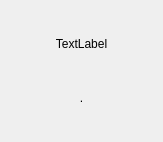
First picture: the form in localStationCS/formtemperature.ui, repository Gnoumy/RaspMeteo, before the edit.
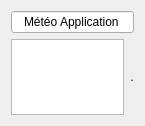
Second picture: the form after the edit.

Patch:
```diff
--- a/localStationCS/formtemperature.ui
+++ b/localStationCS/formtemperature.ui
@@ -6,8 +6,8 @@
    <rect>
     <x>0</x>
     <y>0</y>
-    <width>163</width>
-    <height>142</height>
+    <width>145</width>
+    <height>126</height>
    </rect>
   </property>
   <property name="windowTitle">
@@ -19,19 +19,9 @@
   <property name="styleSheet">
    <string notr="true"/>
   </property>
-  <layout class="QGridLayout" name="gridLayout_3">
-   <item row="0" column="0">
-    <widget class="QStackedWidget" name="stackedWidget">
-     <property name="currentIndex">
-      <number>1</number>
-     </property>
-     <widget class="QWidget" name="page">
       <layout class="QGridLayout" name="gridLayout">
        <item row="0" column="0">
         <layout class="QVBoxLayout" name="verticalLayout">
-         <property name="sizeConstraint">
-          <enum>QLayout::SetMaximumSize</enum>
-         </property>
          <item>
           <widget class="QLineEdit" name="lineEdit_header">
            <property name="text">
@@ -43,6 +33,8 @@
           </widget>
          </item>
          <item>
+      <layout class="QHBoxLayout" name="horizontalLayout">
+       <item>
           <widget class="QTableWidget" name="tableWidget_temp">
            <property name="layoutDirection">
             <enum>Qt::LeftToRight</enum>
@@ -52,29 +44,8 @@
            </property>
           </widget>
          </item>
-        </layout>
-       </item>
-      </layout>
-     </widget>
-     <widget class="QWidget" name="page_2">
-      <layout class="QGridLayout" name="gridLayout_2">
-       <item row="0" column="0">
-        <layout class="QVBoxLayout" name="verticalLayout_2">
          <item>
-          <widget class="QLabel" name="label">
-           <property name="layoutDirection">
-            <enum>Qt::LeftToRight</enum>
-           </property>
-           <property name="text">
-            <string>TextLabel</string>
-           </property>
-           <property name="alignment">
-            <set>Qt::AlignCenter</set>
-           </property>
-          </widget>
-         </item>
-         <item>
-          <widget class="QLabel" name="label_paint">
+        <widget class="QLabel" name="label_temp">
            <property name="text">
             <string>.</string>
            </property>
@@ -86,8 +57,6 @@
         </layout>
        </item>
       </layout>
-     </widget>
-    </widget>
    </item>
   </layout>
  </widget>
```
Lines whose indentation alone changed are shown as unchanged.
